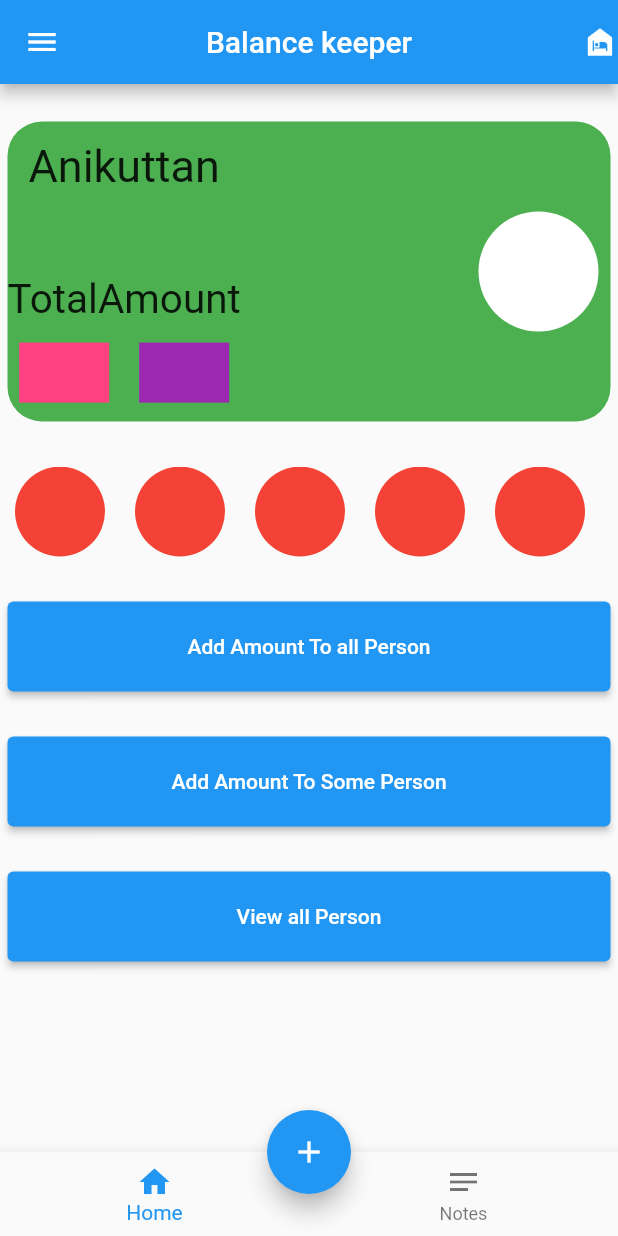
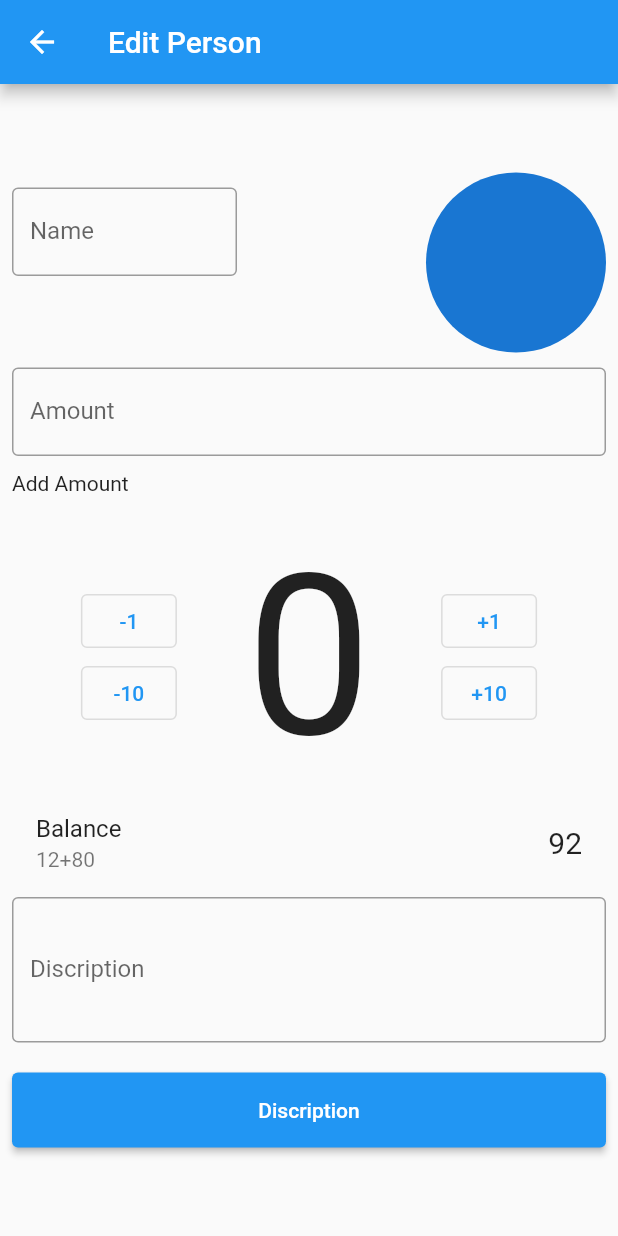
Before and after one commit to anivkuttan/Balance_keeper_sql, a Flutter app: the screen it shows after launch, after a tap on "Add Amount To Some Person", on a phone screen of 412 x 824 dp. Run offline on Flutter 3.47's test engine with Material 2 defaults, Android fonts, the light colour scheme and no system bars.

Commit message:
edit page added

```diff
--- /dev/null
+++ b/lib/Pages/edit_page.dart
@@ -0,0 +1,146 @@
+import 'package:flutter/material.dart';
+
+class EditPage extends StatefulWidget {
+  const EditPage({Key? key}) : super(key: key);
+
+  @override
+  State<EditPage> createState() => _EditPageState();
+}
+
+class _EditPageState extends State<EditPage> {
+  @override
+  Widget build(BuildContext context) {
+    return Scaffold(
+      appBar: AppBar(
+        title: const Text('Edit Person'),
+      ),
+      body: Center(
+          child: Padding(
+        padding: const EdgeInsets.all(8.0),
+        child: SingleChildScrollView(
+          child: Column(
+            crossAxisAlignment: CrossAxisAlignment.start,
+            children: [
+              Row(
+                crossAxisAlignment: CrossAxisAlignment.center,
+                children: [
+                  SizedBox(
+                    width: 150,
+                    height: 100,
+                    child: TextFormField(
+                      decoration: const InputDecoration(
+                        label: Text('Name'),
+                        border: OutlineInputBorder(),
+                      ),
+                    ),
+                  ),
+                  const Spacer(),
+                  const CircleAvatar(
+                    radius: 60,
+                  ),
+                ],
+              ),
+              const SizedBox(
+                height: 10,
+              ),
+              TextFormField(
+                decoration: const InputDecoration(
+                  label: Text('Amount'),
+                  border: OutlineInputBorder(),
+                ),
+              ),
+              const SizedBox(
+                height: 10,
+              ),
+              const Text(
+                'Add Amount',
+                textAlign: TextAlign.start,
+              ),
+              const SizedBox(
+                height: 20,
+              ),
+              Row(
+                mainAxisAlignment: MainAxisAlignment.spaceEvenly,
+                children: const [
+                  SubButtonleft(),
+                  Text(
+                    '0',
+                    style: TextStyle(fontSize: 150),
+                  ),
+                  SubButtonRigth(),
+                ],
+              ),
+              const ListTile(
+                title: Text('Balance'),
+                subtitle: Text('12+80'),
+                trailing: Text(
+                  '92',
+                  style: TextStyle(fontSize: 20),
+                ),
+              ),
+              TextFormField(
+                decoration: const InputDecoration(
+                  label: Text('Discription'),
+                  border: OutlineInputBorder(),
+                ),
+                maxLines: 3,
+              ),
+              const SizedBox(
+                height: 20,
+              ),
+
+              SizedBox(
+                width: double.infinity,
+                height: 50,
+                child: ElevatedButton(
+                  onPressed: () {},
+                  child: const Text('Discription'),
+                ),
+              )
+            ],
+          ),
+        ),
+      )),
+    );
+  }
+}
+
+class SubButtonleft extends StatelessWidget {
+  const SubButtonleft({Key? key}) : super(key: key);
+
+  @override
+  Widget build(BuildContext context) {
+    return Column(
+      children: [
+        OutlinedButton(
+          onPressed: () {},
+          child: const Text("-1"),
+        ),
+        OutlinedButton(
+          onPressed: () {},
+          child: const Text("-10"),
+        ),
+      ],
+    );
+  }
+}
+
+class SubButtonRigth extends StatelessWidget {
+  const SubButtonRigth({Key? key}) : super(key: key);
+
+  @override
+  Widget build(BuildContext context) {
+    return Column(
+      children: [
+        OutlinedButton(
+          onPressed: () {},
+          child: const Text("+1"),
+        ),
+        OutlinedButton(
+          onPressed: () {},
+          child: const Text("+10"),
+        ),
+      ],
+    );
+  }
+}
--- a/lib/Pages/home_page.dart
+++ b/lib/Pages/home_page.dart
@@ -1,3 +1,5 @@
+import 'package:balance_keeper_sql/Pages/edit_page.dart';
+import 'package:balance_keeper_sql/Pages/view_page.dart';
 import 'package:flutter/material.dart';
 
 class HomePage extends StatefulWidget {
@@ -117,7 +119,10 @@ class _HomePageState extends State<HomePage> {
               width: double.maxFinite,
               child: ElevatedButton(
                 onPressed: () {},
-                child: const Text('Add Amount To all Person'),
+                child: const Text(
+                  'Add Amount To all Person',
+                  style: TextStyle(fontSize: 20),
+                ),
               ),
             ),
             const SizedBox(height: 30),
@@ -125,8 +130,16 @@ class _HomePageState extends State<HomePage> {
               height: 60,
               width: double.maxFinite,
               child: ElevatedButton(
-                onPressed: () {},
-                child: const Text('Add Amount To Some Person'),
+                onPressed: () {
+                    Route route = MaterialPageRoute(builder: (context) {
+                    return const EditPage();
+                  });
+                  Navigator.of(context).push(route);
+                },
+                child: const Text(
+                  'Add Amount To Some Person',
+                  style: TextStyle(fontSize: 20),
+                ),
               ),
             ),
             const SizedBox(height: 30),
@@ -134,8 +147,16 @@ class _HomePageState extends State<HomePage> {
               height: 60,
               width: double.maxFinite,
               child: ElevatedButton(
-                onPressed: () {},
-                child: const Text('View all Person'),
+                onPressed: () {
+                  Route route = MaterialPageRoute(builder: (context) {
+                    return const ViewPage();
+                  });
+                  Navigator.of(context).push(route);
+                },
+                child: const Text(
+                  'View all Person',
+                  style: TextStyle(fontSize: 20),
+                ),
               ),
             ),
           ],
--- /dev/null
+++ b/lib/Pages/view_page.dart
@@ -0,0 +1,53 @@
+import 'package:flutter/material.dart';
+
+class ViewPage extends StatefulWidget {
+  const ViewPage({Key? key}) : super(key: key);
+
+  @override
+  State<ViewPage> createState() => _ViewPageState();
+}
+
+class _ViewPageState extends State<ViewPage> {
+  @override
+  Widget build(BuildContext context) {
+    return Scaffold(
+      appBar: AppBar(
+        title: const Text('View All'),
+      ),
+      body: ListView.builder(
+        // padding: const EdgeInsets.symmetric(vertical: 40),
+        clipBehavior: Clip.antiAlias,
+          itemCount: 3,
+          itemBuilder: (context, index) {
+            return const ViewCard();
+          }),
+    );
+  }
+}
+
+class ViewCard extends StatelessWidget {
+  const ViewCard({
+    Key? key,
+  }) : super(key: key);
+
+  @override
+  Widget build(BuildContext context) {
+    Size size = MediaQuery.of(context).size;
+    return Stack(
+
+      clipBehavior: Clip.hardEdge,
+      children: [
+      Container(
+          margin: const EdgeInsets.symmetric(horizontal: 10, vertical: 20),
+          decoration: BoxDecoration(
+            color: Colors.pink,
+            borderRadius: BorderRadius.circular(23),
+          ),
+          height: 200,
+          width: double.infinity),
+      Positioned(
+        top: -20,
+           left: size.width / 2 - (40), child: const CircleAvatar(radius: 40, backgroundColor: Colors.blue))
+    ]);
+  }
+}
```
